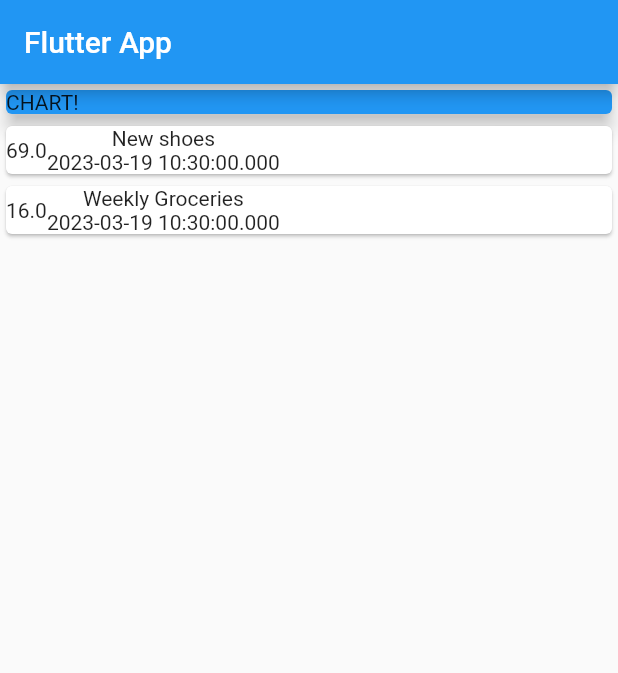
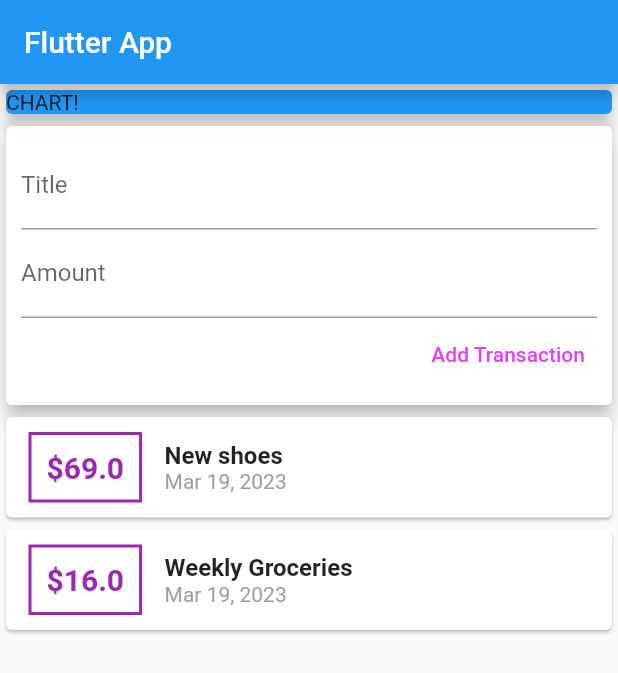
Before and after one commit to victorazangu/personal_expenses, a Flutter app: the screen it shows after launch, on a phone screen of 412 x 824 dp. Shown: the top 673 px of the screen. Run offline on Flutter 3.47's test engine with Material 2 defaults, Android fonts, the phone set to English and light mode, and no system bars.

Commit message:
adding text input

```diff
--- a/lib/main.dart
+++ b/lib/main.dart
@@ -1,5 +1,6 @@
 import 'package:flutter/material.dart';
 import './transaction.dart';
+import 'package:intl/intl.dart';
 
 void main() => runApp(MyApp());
 
@@ -46,20 +47,67 @@ class MyHomePage extends StatelessWidget {
               elevation: 5,
             ),
           ),
+          Card(
+            elevation: 5.0,
+            child: Container(
+              padding: EdgeInsets.all(10.0),
+              child: Column(
+                crossAxisAlignment: CrossAxisAlignment.end,
+                children: [
+                  TextField(
+                    decoration: InputDecoration(labelText: 'Title'),
+                  ),
+                  TextField(
+                    decoration: InputDecoration(labelText: 'Amount'),
+                  ),
+                  TextButton(
+                    style: TextButton.styleFrom(
+                      foregroundColor: Colors.purpleAccent, // Background Color
+                    ),
+                    onPressed: () {},
+                    child: Text('Add Transaction'),
+                  )
+                ],
+              ),
+            ),
+          ),
           Column(
             children: transactions.map((tx) {
               return Card(
                 child: Row(
                   children: [
                     Container(
+                      padding: EdgeInsets.all(10.0),
+                      margin: EdgeInsets.symmetric(
+                          horizontal: 15.0, vertical: 10.0),
+                      decoration: BoxDecoration(
+                        border: Border.all(color: Colors.purple, width: 2.0),
+                      ),
                       child: Text(
-                        tx.amount.toString(),
+                        style: TextStyle(
+                          fontWeight: FontWeight.bold,
+                          fontSize: 20,
+                          color: Colors.purple,
+                        ),
+                        "\$${tx.amount}",
                       ),
                     ),
                     Column(
+                      crossAxisAlignment: CrossAxisAlignment.start,
                       children: [
-                        Text(tx.title),
-                        Text(tx.date.toString()),
+                        Text(
+                          tx.title,
+                          style: TextStyle(
+                            fontWeight: FontWeight.bold,
+                            fontSize: 16,
+                          ),
+                        ),
+                        Text(
+                          DateFormat.yMMMd().format(tx.date),
+                          style: TextStyle(
+                            color: Colors.grey,
+                          ),
+                        ),
                       ],
                     ),
                   ],
--- a/pubspec.yaml
+++ b/pubspec.yaml
@@ -30,6 +30,7 @@ environment:
 dependencies:
   flutter:
     sdk: flutter
+  intl: ^0.18.0
 
 
   # The following adds the Cupertino Icons font to your application.
```
Also changed, not shown: pubspec.lock.
